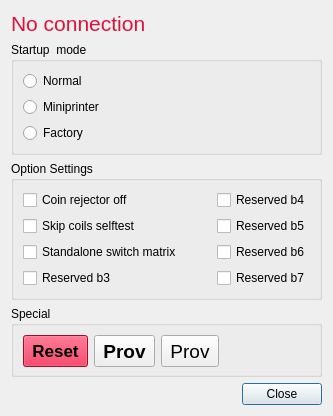
Qt form ui/settings.ui (garzol/wiflip) before a commit.
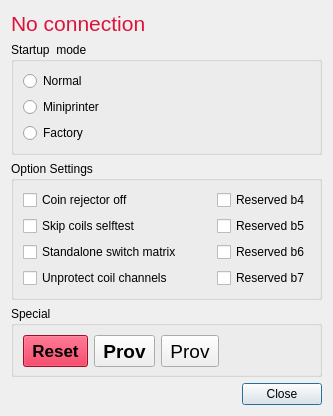
The same form after that commit.

```diff
--- a/ui/settings.ui
+++ b/ui/settings.ui
@@ -146,7 +146,7 @@
          <string/>
         </property>
         <property name="text">
-         <string>Reserved b3</string>
+         <string>Unprotect coil channels</string>
         </property>
        </widget>
       </item>
```
